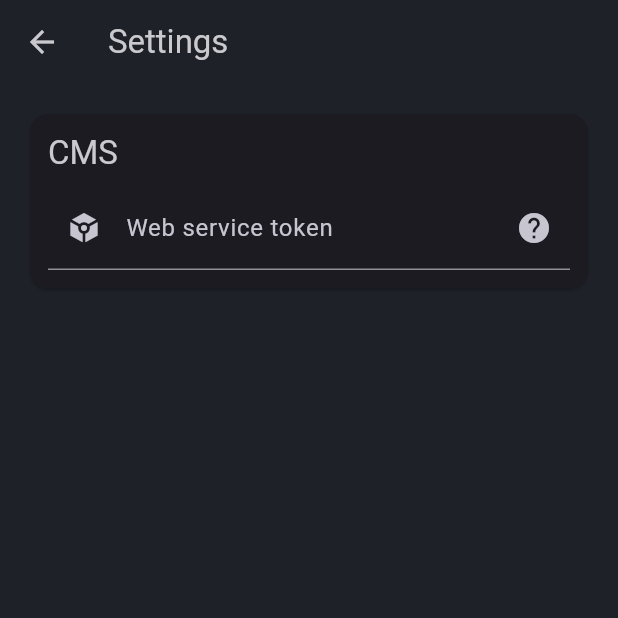
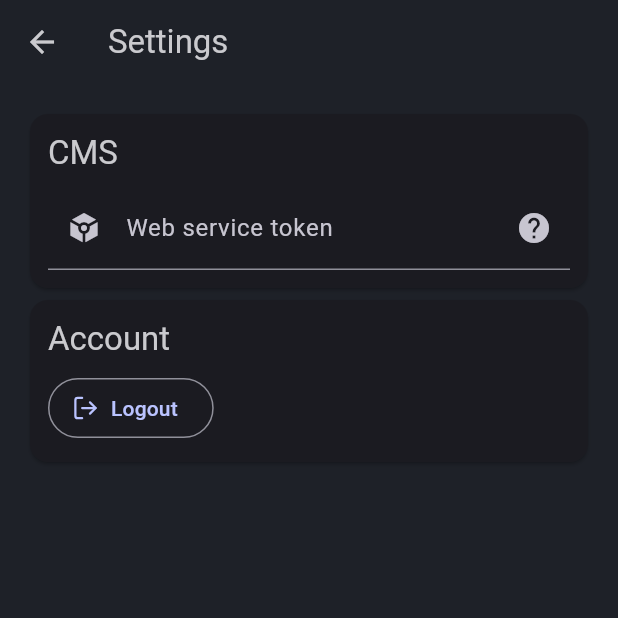
Before and after one commit to crux-bphc/lex, a Flutter app: the SettingsPage screen opened by its route, on a phone screen of 412 x 824 dp, the top half of it. Run offline on Flutter 3.47's test engine with Material 3 defaults, Android fonts, the phone set to English and light mode, and no system bars; our stand-ins replace dio, fast_immutable_collections, flutter_lucide, freezed_annotation, get_it, go_router and 4 more; missing offline and left inert: html2md, media_kit, oidc, oidc_default_store; accounts and stored records are empty; network calls fail; statements that could not run were skipped.

Commit message:
feat: add sign out button in settings

```diff
--- a/lib/modules/settings/screens/home.dart
+++ b/lib/modules/settings/screens/home.dart
@@ -1,7 +1,9 @@
 import 'package:flutter/material.dart';
+import 'package:flutter_lucide/flutter_lucide.dart';
 import 'package:get_it/get_it.dart';
 import 'package:lex/modules/settings/widgets/tile.dart';
 import 'package:go_router/go_router.dart';
+import 'package:lex/providers/auth/auth_provider.dart';
 import 'package:lex/providers/preferences.dart';
 import 'package:signals/signals_flutter.dart';
 import 'package:url_launcher/url_launcher_string.dart';
@@ -24,7 +26,7 @@ class SettingsPage extends StatelessWidget {
         child: Padding(
           padding: const EdgeInsets.all(16.0),
           child: ListView(
-            children: const [_CMSSettings()],
+            children: const [_CMSSettings(), _AccountSettings()],
           ),
         ),
       ),
@@ -101,3 +103,29 @@ class _CMSSettings extends StatelessWidget {
     );
   }
 }
+
+class _AccountSettings extends StatelessWidget {
+  const _AccountSettings();
+
+  @override
+  Widget build(BuildContext context) {
+    final auth = GetIt.instance<AuthProvider>();
+
+    return SettingsTile(
+      title: "Account",
+      children: [
+        Watch(
+          (context) => OutlinedButton.icon(
+            onPressed: auth.isAuthed()
+                ? () {
+                    auth.logout();
+                  }
+                : null,
+            icon: const Icon(LucideIcons.log_out),
+            label: const Text("Logout"),
+          ),
+        ),
+      ],
+    );
+  }
+}
```
